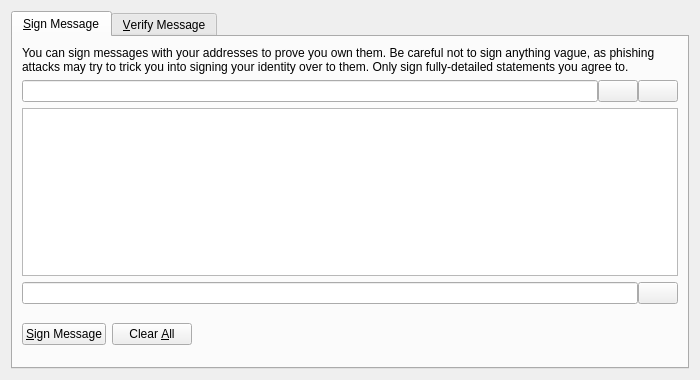
Old version of the form src/qt/forms/signverifymessagedialog.ui in the repository antonjuniordev/DonCoin.
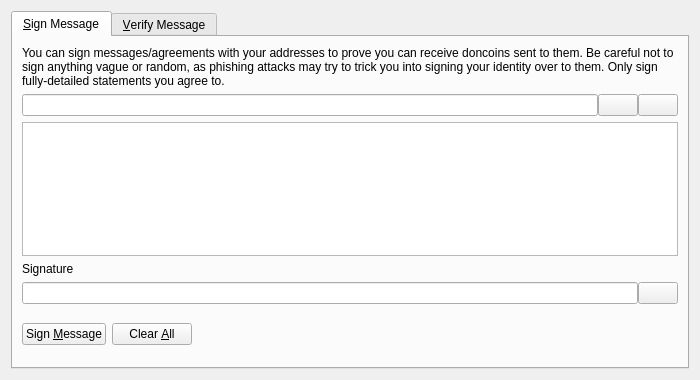
New version of the form. Icons and pictures are not drawn. Custom widgets are drawn as their Qt base class.

Diff of the .ui file:
```diff
--- a/src/qt/forms/signverifymessagedialog.ui
+++ b/src/qt/forms/signverifymessagedialog.ui
@@ -30,7 +30,7 @@
        <item>
         <widget class="QLabel" name="infoLabel_SM">
          <property name="text">
-          <string>You can sign messages with your addresses to prove you own them. Be careful not to sign anything vague, as phishing attacks may try to trick you into signing your identity over to them. Only sign fully-detailed statements you agree to.</string>
+          <string>You can sign messages/agreements with your addresses to prove you can receive doncoins sent to them. Be careful not to sign anything vague or random, as phishing attacks may try to trick you into signing your identity over to them. Only sign fully-detailed statements you agree to.</string>
          </property>
          <property name="textFormat">
           <enum>Qt::PlainText</enum>
@@ -104,6 +104,16 @@
          </property>
         </widget>
        </item>
+       <item>
+        <widget class="QLabel" name="signatureLabel_SM">
+         <property name="text">
+          <string>Signature</string>
+         </property>
+         <property name="textFormat">
+          <enum>Qt::PlainText</enum>
+         </property>
+        </widget>
+       </item>
        <item>
         <layout class="QHBoxLayout" name="horizontalLayout_2_SM">
          <property name="spacing">
@@ -148,7 +158,7 @@
             <string>Sign the message to prove you own this Bitcoin address</string>
            </property>
            <property name="text">
-            <string>&amp;Sign Message</string>
+            <string>Sign &amp;Message</string>
            </property>
            <property name="icon">
             <iconset resource="../bitcoin.qrc">
```
Left out of the diff: 40 changed lines with no effect on the pictures.
